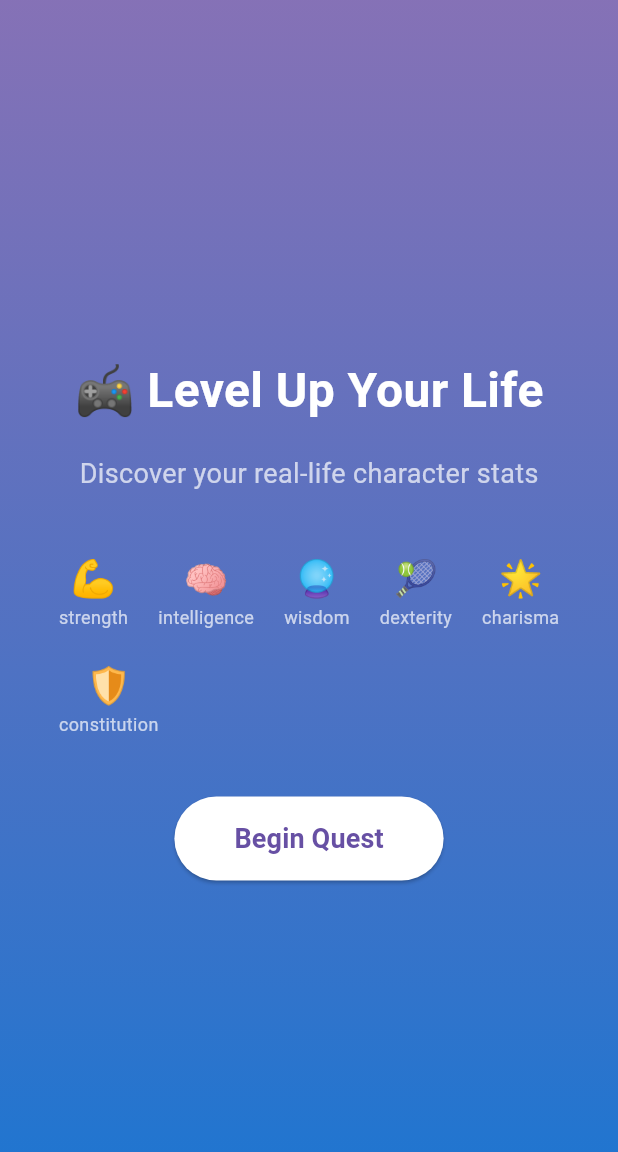
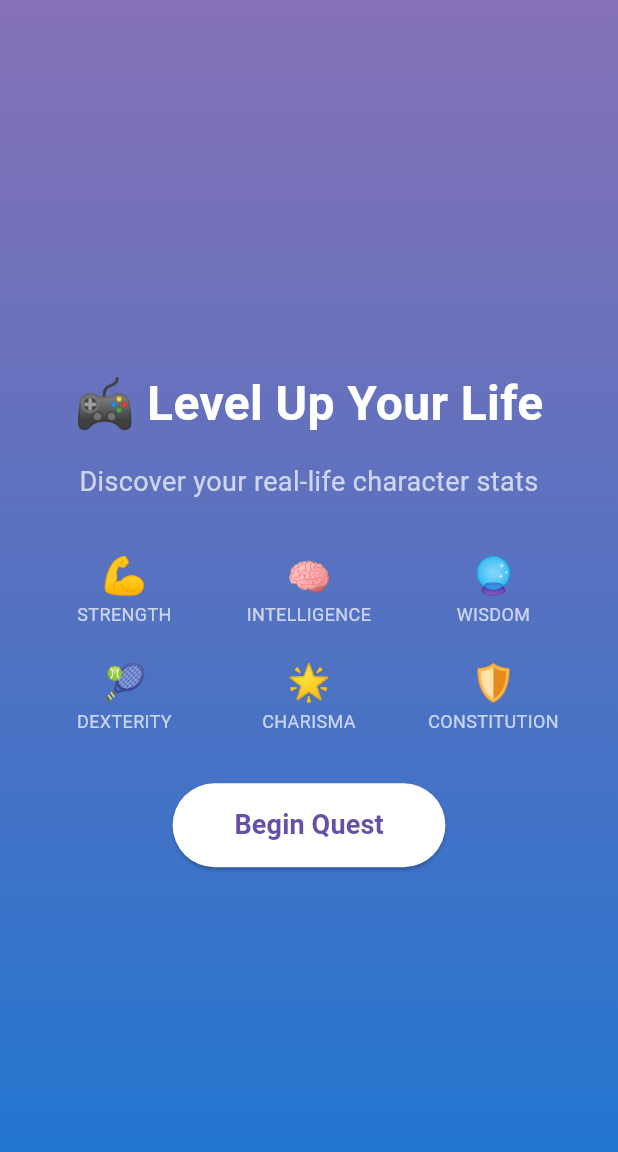
Before and after one commit to cdthedrummer/quizp, a Flutter app: the screen it shows after launch, on a phone screen of 412 x 824 dp. Shown: the top 1152 px of the screen. Run offline on Flutter 3.47's test engine with Material 3 defaults, Android fonts, the phone set to English and light mode, and no system bars.

Commit message:
Update welcome screen with navigation and responsive layout

```diff
--- a/lib/screens/welcome_screen.dart
+++ b/lib/screens/welcome_screen.dart
@@ -1,11 +1,16 @@
 import 'package:flutter/material.dart';
 import '../models/question.dart';
+import 'quiz_screen.dart';
 
 class WelcomeScreen extends StatelessWidget {
   const WelcomeScreen({super.key});
 
   @override
   Widget build(BuildContext context) {
+    // Get the screen size
+    final size = MediaQuery.of(context).size;
+    final bool isPortrait = size.height > size.width;
+
     return Scaffold(
       body: Container(
         decoration: BoxDecoration(
@@ -20,6 +25,11 @@ class WelcomeScreen extends StatelessWidget {
         ),
         child: SafeArea(
           child: Center(
+            child: SingleChildScrollView(
+              padding: EdgeInsets.symmetric(
+                horizontal: size.width * 0.05,
+                vertical: size.height * 0.02,
+              ),
               child: Column(
                 mainAxisAlignment: MainAxisAlignment.center,
                 children: [
@@ -30,48 +40,67 @@ class WelcomeScreen extends StatelessWidget {
                       fontWeight: FontWeight.bold,
                       color: Colors.white,
                     ),
+                    textAlign: TextAlign.center,
                   ),
-                const SizedBox(height: 20),
+                  SizedBox(height: size.height * 0.02),
                   const Text(
                     'Discover your real-life character stats',
                     style: TextStyle(
                       fontSize: 18,
                       color: Colors.white70,
                     ),
+                    textAlign: TextAlign.center,
                   ),
-                const SizedBox(height: 40),
-                // Attribute preview
-                Wrap(
+                  SizedBox(height: size.height * 0.04),
+                  // Attribute preview with responsive layout
+                  Container(
+                    constraints: BoxConstraints(
+                      maxWidth: isPortrait ? size.width : size.width * 0.7,
+                    ),
+                    child: Wrap(
                       spacing: 20,
                       runSpacing: 20,
+                      alignment: WrapAlignment.center,
                       children: attributeIcons.entries.map((entry) {
-                    return Column(
+                        return Container(
+                          width: isPortrait ? size.width * 0.25 : size.width * 0.15,
+                          child: Column(
                             children: [
                               Text(
                                 entry.value,
                                 style: const TextStyle(fontSize: 24),
                               ),
                               Text(
-                          entry.key.toString().split('.').last,
+                                entry.key.toString().split('.').last.toUpperCase(),
                                 style: const TextStyle(
                                   color: Colors.white70,
                                   fontSize: 12,
                                 ),
+                                textAlign: TextAlign.center,
                               ),
                             ],
+                          ),
                         );
                       }).toList(),
                     ),
-                const SizedBox(height: 40),
+                  ),
+                  SizedBox(height: size.height * 0.04),
                   ElevatedButton(
                     onPressed: () {
-                    // Navigate to quiz
+                      Navigator.of(context).push(
+                        MaterialPageRoute(
+                          builder: (context) => const QuizScreen(),
+                        ),
+                      );
                     },
                     style: ElevatedButton.styleFrom(
                       backgroundColor: Colors.white,
-                    padding: const EdgeInsets.symmetric(
-                      horizontal: 40,
+                      padding: EdgeInsets.symmetric(
+                        horizontal: size.width * 0.1,
                         vertical: 15,
+                      ),
+                      shape: RoundedRectangleBorder(
+                        borderRadius: BorderRadius.circular(30),
                       ),
                     ),
                     child: Text(
@@ -88,6 +117,7 @@ class WelcomeScreen extends StatelessWidget {
             ),
           ),
         ),
+      ),
     );
   }
 }
```
Lines whose indentation alone changed are shown as unchanged.
